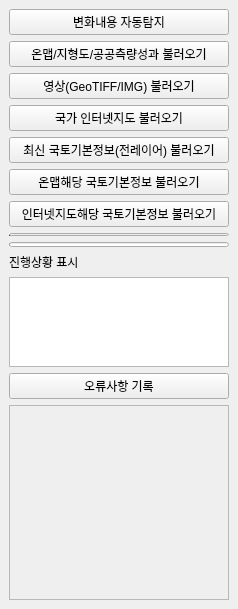
Before: the Qt Designer form NGIIDataOverlayQualityCheck/ngii_data_utils_dockwidget_base.ui in kr-ngii/-NgiiDataOverlay, drawn with Qt 5.
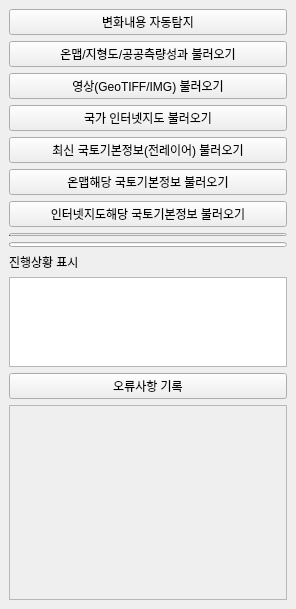
After: the same form once the commit is applied.

Diff of the .ui file:
```diff
--- a/NGIIDataOverlayQualityCheck/ngii_data_utils_dockwidget_base.ui
+++ b/NGIIDataOverlayQualityCheck/ngii_data_utils_dockwidget_base.ui
@@ -6,7 +6,7 @@
    <rect>
     <x>0</x>
     <y>0</y>
-    <width>238</width>
+    <width>296</width>
     <height>609</height>
    </rect>
   </property>
@@ -134,8 +134,8 @@
         <rect>
          <x>0</x>
          <y>0</y>
-         <width>218</width>
-         <height>201</height>
+         <width>272</width>
+         <height>139</height>
         </rect>
        </property>
        <layout class="QGridLayout" name="gridLayout_2">
@@ -186,6 +186,12 @@
       <property name="enabled">
        <bool>true</bool>
       </property>
+      <property name="maximumSize">
+       <size>
+        <width>280</width>
+        <height>16777215</height>
+       </size>
+      </property>
       <property name="text">
        <string>진행상황 표시</string>
       </property>
```
